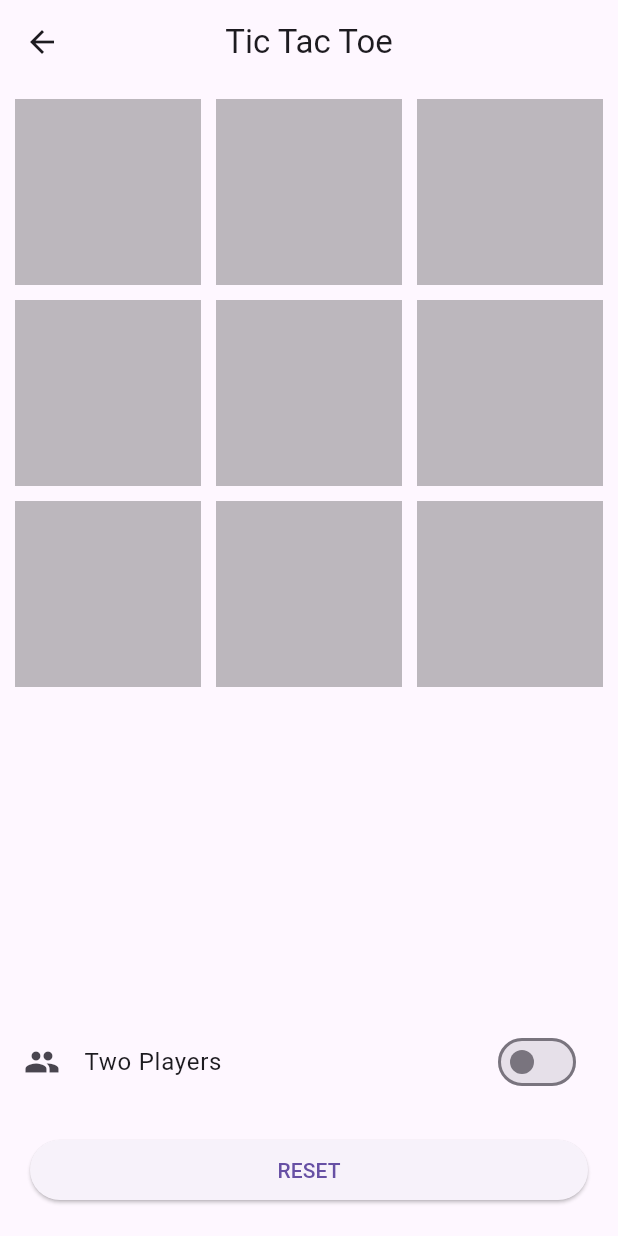
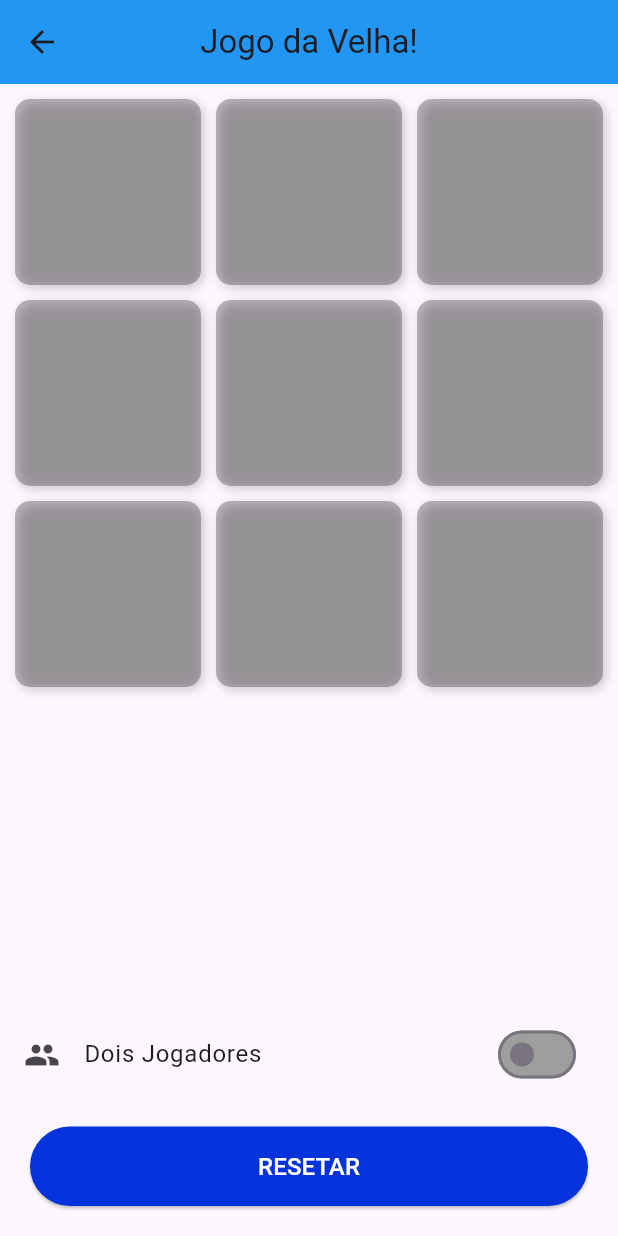
Before and after one commit to jcr04/jogo_da_velha.flutter, a Flutter app: the screen it shows after launch, after a tap on "Start", on a phone screen of 412 x 824 dp. Run offline on Flutter 3.47's test engine with Material 3 defaults, Android fonts, the phone set to English and light mode, and no system bars.

Commit message:
update pages

```diff
--- a/tictactoe/lib/core/constants.dart
+++ b/tictactoe/lib/core/constants.dart
@@ -2,16 +2,16 @@ import 'package:flutter/material.dart';
 
 const int BOARD_SIZE = 9;
 
-const Color PLAYER1_COLOR = Colors.red;
-const Color PLAYER2_COLOR = Colors.blue;
+const Color PLAYER1_COLOR = Color.fromARGB(255, 0, 89, 255);
+const Color PLAYER2_COLOR = Color.fromARGB(255, 255, 4, 180);
 
 const String PLAYER1_SYMBOL = 'X';
 const String PLAYER2_SYMBOL = 'O';
 
-const String GAME_TITLE = 'Tic Tac Toe';
-const String TIED_TITLE = 'Game Tied!';
-const String WIN_TITLE = 'Player [SYMBOL] won!';
-const String DIALOG_MESSAGE = 'Press the reset button to start again!';
-const String SINGLE_PLAYER_MODE_LABEL = 'Single Player';
-const String MULTIPLAYER_MODE_LABEL = 'Two Players';
-const String RESET_BUTTON_LABEL = 'RESET';
+const String GAME_TITLE = 'Jogo da Velha!';
+const String TIED_TITLE = 'Jogo empatado!';
+const String WIN_TITLE = 'Jogador [SYMBOL] Ganhou!';
+const String DIALOG_MESSAGE = 'Pressione o botão reset para começar de novo!';
+const String SINGLE_PLAYER_MODE_LABEL = 'Contra a maquina';
+const String MULTIPLAYER_MODE_LABEL = 'Dois Jogadores';
+const String RESET_BUTTON_LABEL = 'RESETAR';
--- a/tictactoe/lib/pages/game_page.dart
+++ b/tictactoe/lib/pages/game_page.dart
@@ -21,39 +21,52 @@ class _GamePageState extends State<GamePage> {
     );
   }
 
-  _buildAppBar() {
+  AppBar _buildAppBar() {
     return AppBar(
       title: const Text(GAME_TITLE),
       centerTitle: true,
+      backgroundColor: Colors.blue, // Cor personalizada para a AppBar
     );
   }
 
-  _buildBody() {
+  Widget _buildBody() {
     return Column(
       mainAxisAlignment: MainAxisAlignment.center,
       crossAxisAlignment: CrossAxisAlignment.stretch,
       children: [
         _buildBoard(),
-        _buildPlayerMode(),
+        _buildPlayerModeSwitch(),
         _buildResetButton(),
       ],
     );
   }
 
-  _buildResetButton() {
+  Widget _buildResetButton() {
     return Padding(
       padding: const EdgeInsets.all(20),
       child: ElevatedButton(
         onPressed: _onResetGame,
         style: ElevatedButton.styleFrom(
-            // Aqui você pode adicionar estilos adicionais se necessário
-            ),
-        child: const Text(RESET_BUTTON_LABEL),
+          backgroundColor:
+              const Color.fromARGB(255, 4, 51, 219), // Cor de fundo do botão
+          padding: const EdgeInsets.symmetric(horizontal: 30, vertical: 15),
+          shape: RoundedRectangleBorder(
+            borderRadius: BorderRadius.circular(30),
+          ),
+        ),
+        child: const Text(
+          RESET_BUTTON_LABEL,
+          style: TextStyle(
+            fontSize: 16,
+            color: Colors
+                .white, // Cor branda para o texto, garantindo legibilidade
+          ),
+        ),
       ),
     );
   }
 
-  _buildBoard() {
+  Widget _buildBoard() {
     return Expanded(
       child: GridView.builder(
         padding: const EdgeInsets.all(10),
@@ -71,8 +84,19 @@ class _GamePageState extends State<GamePage> {
   Widget _buildTile(context, index) {
     return GestureDetector(
       onTap: () => _onMarkTile(index),
-      child: Container(
-        color: _controller.tiles[index].color,
+      child: AnimatedContainer(
+        duration: const Duration(milliseconds: 300),
+        decoration: BoxDecoration(
+          color: _controller.tiles[index].color,
+          borderRadius: BorderRadius.circular(10),
+          boxShadow: [
+            BoxShadow(
+              color: Colors.black.withOpacity(0.2),
+              blurRadius: 5,
+              offset: const Offset(2, 2),
+            ),
+          ],
+        ),
         child: Center(
           child: Text(
             _controller.tiles[index].symbol,
@@ -86,13 +110,13 @@ class _GamePageState extends State<GamePage> {
     );
   }
 
-  _onResetGame() {
+  void _onResetGame() {
     setState(() {
       _controller.reset();
     });
   }
 
-  _onMarkTile(index) {
+  void _onMarkTile(index) {
     if (!_controller.tiles[index].enable) return;
 
     setState(() {
@@ -102,7 +126,7 @@ class _GamePageState extends State<GamePage> {
     _checkWinner();
   }
 
-  _checkWinner() {
+  void _checkWinner() {
     var winner = _controller.checkWinner();
     if (winner == WinnerType.none) {
       if (!_controller.hasMoves) {
@@ -119,7 +143,7 @@ class _GamePageState extends State<GamePage> {
     }
   }
 
-  _showWinnerDialog(String symbol) {
+  void _showWinnerDialog(String symbol) {
     showDialog(
       context: context,
       barrierDismissible: false,
@@ -133,7 +157,7 @@ class _GamePageState extends State<GamePage> {
     );
   }
 
-  _showTiedDialog() {
+  void _showTiedDialog() {
     showDialog(
       context: context,
       barrierDismissible: false,
@@ -147,16 +171,20 @@ class _GamePageState extends State<GamePage> {
     );
   }
 
-  _buildPlayerMode() {
+  Widget _buildPlayerModeSwitch() {
     return SwitchListTile(
-      title: Text(_controller.isSinglePlayer ? 'Single Player' : 'Two Players'),
-      secondary: Icon(_controller.isSinglePlayer ? Icons.person : Icons.group),
+      title: Text(
+          _controller.isSinglePlayer ? 'Contra Máquina' : 'Dois Jogadores'),
+      secondary:
+          Icon(_controller.isSinglePlayer ? Icons.computer : Icons.group),
       value: _controller.isSinglePlayer,
       onChanged: (value) {
         setState(() {
           _controller.isSinglePlayer = value;
         });
       },
+      activeColor: Colors.blue,
+      inactiveTrackColor: Colors.grey,
     );
   }
 }
--- a/tictactoe/lib/pages/start_page.dart
+++ b/tictactoe/lib/pages/start_page.dart
@@ -7,11 +7,6 @@ class StartPage extends StatelessWidget {
   @override
   Widget build(BuildContext context) {
     return Scaffold(
-      appBar: AppBar(
-        title: const Text('Jogo da Velha'),
-        centerTitle: true,
-        backgroundColor: Colors.blueGrey, // Cor personalizada para a AppBar
-      ),
       body: Container(
         decoration: const BoxDecoration(
           gradient: LinearGradient(
@@ -24,6 +19,8 @@ class StartPage extends StatelessWidget {
           child: Column(
             mainAxisSize: MainAxisSize.min,
             children: [
+              const Text('Jogo da Velha',
+                  style: TextStyle(fontSize: 28, fontWeight: FontWeight.bold)),
               Image.asset('lib/assets/imagens/logo.png', height: 100),
               const SizedBox(height: 30),
               _buildButton(context, 'Start', () {
```
